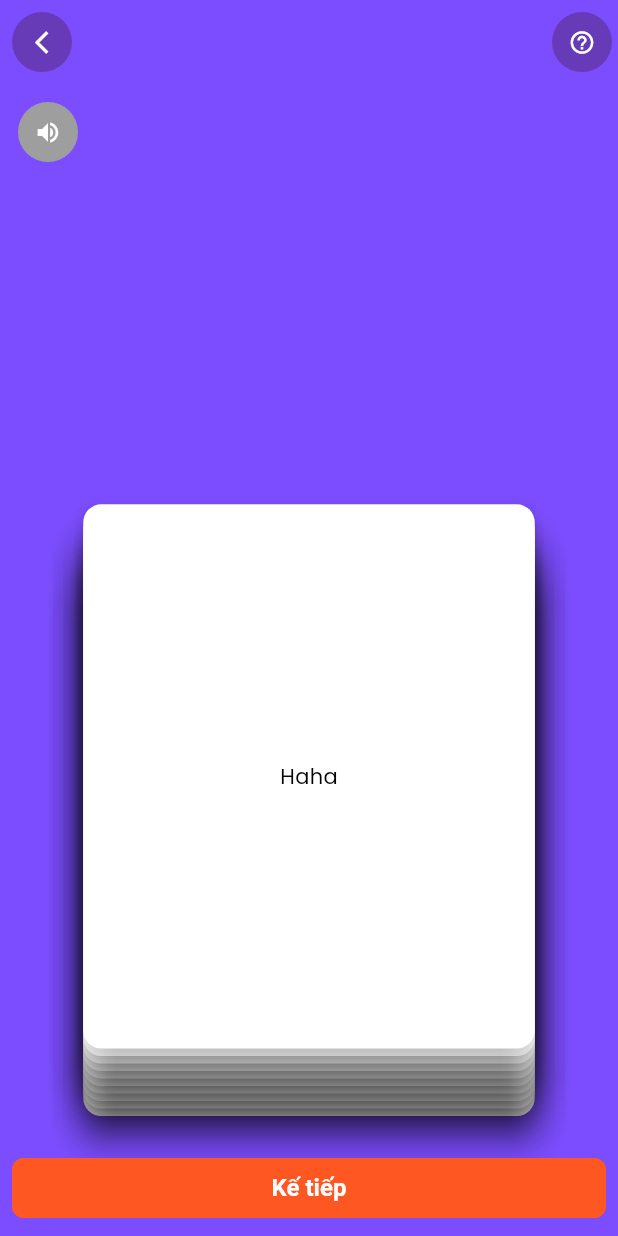
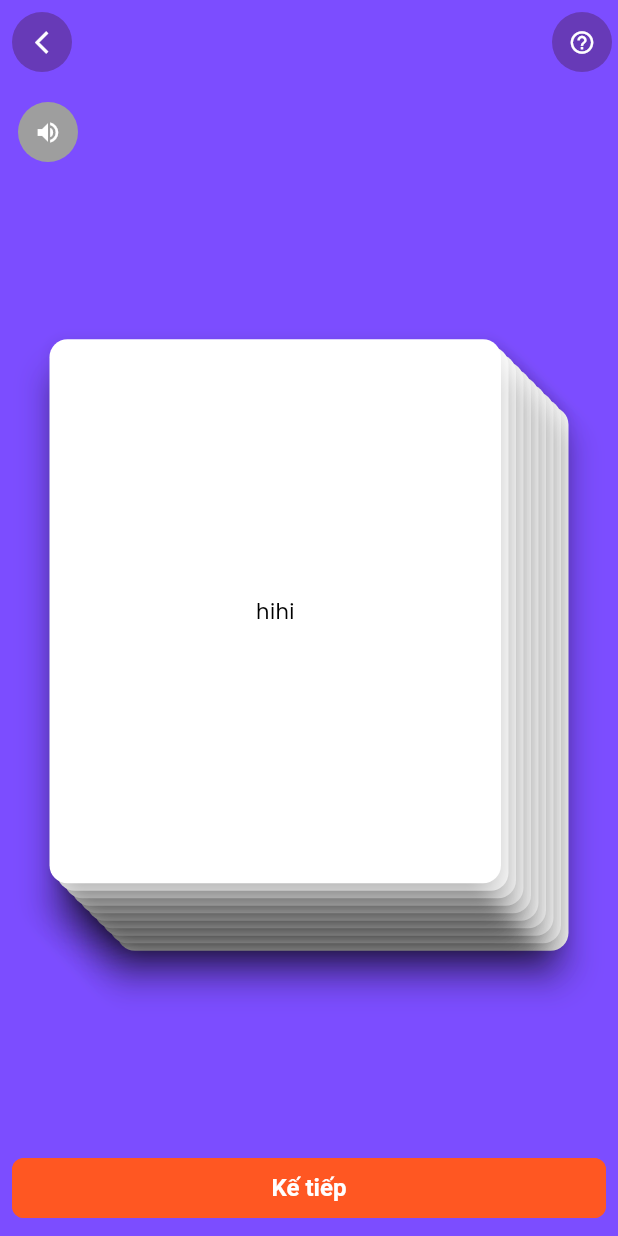
Before and after one commit to SuDiCodeDao/drinking_game, a Flutter app: the screen it shows after launch, after a tap on "CHƠI NGAY", on a phone screen of 412 x 824 dp. Run offline on Flutter 3.47's test engine with Material 3 defaults, Android fonts, the light colour scheme and no system bars; our stand-ins replace bloc, equatable, flutter_bloc, get_it, go_router, sqflite; accounts and stored records are empty.

Commit message:
design kho quaaa..

```diff
--- a/lib/features/game_play/ui/screens/game_play_screen.dart
+++ b/lib/features/game_play/ui/screens/game_play_screen.dart
@@ -20,10 +20,13 @@ class GamePlayScreen extends StatelessWidget {
           icon: const Icon(
             Icons.arrow_back_ios_outlined,
             size: 18,
-            )),
+          ),
+        ),
         actions: [
           IconButton(
-              onPressed: () {}, icon: const Icon(Icons.help_outline, size: 18))
+            onPressed: () {},
+            icon: const Icon(Icons.help_outline, size: 18),
+          ),
         ],
       ),
       body: SafeArea(
@@ -38,20 +41,36 @@ class GamePlayScreen extends StatelessWidget {
                 child: IconButton(
                   style: IconButton.styleFrom(backgroundColor: Colors.grey),
                   onPressed: () {},
-                      icon: const Icon(Icons.volume_up, size: 18))),
+                  icon: const Icon(Icons.volume_up, size: 18),
+                ),
+              ),
               Expanded(
+                child: Center(
                   child: Stack(
-                    alignment: Alignment.center,
                     children: List.generate(
-                        10,
+                      9,
                       (index) => Positioned(
-                            bottom: index * 5.0,
-                            child: const CardItem(
-                              name: 'Haha',
-                            )))),
+                          bottom: index * 5,
+                          left: (10 - index - 1) * 5,
+                          top: (10 - index - 1) * 5,
+                          right: index * 5,
+                          child: Card(
+                            child: Container(),
+                          )),
+                    )..add(
+                        const Padding(
+                          padding: EdgeInsets.only(bottom: 9 * 5, right: 9 * 5),
+                          child: CardItem(name: 'hihi'),
+                        ),
+                      ),
+                  ),
+                ),
               ),
               const SizedBox(height: 20.0),
-              ElevatedButton(onPressed: () {}, child: const Text('Kế tiếp'))
+              ElevatedButton(
+                onPressed: () {},
+                child: const Text('Kế tiếp'),
+              ),
             ],
           ),
         ),
--- a/pubspec.yaml
+++ b/pubspec.yaml
@@ -42,6 +42,7 @@ dependencies:
   go_router: ^13.1.0
   path: ^1.8.3
   carousel_slider: ^4.2.1
+  stacked_card_carousel: ^0.0.4
 
 dev_dependencies:
   flutter_test:
```
Also changed, not shown: pubspec.lock. Lines whose indentation alone changed are shown as unchanged.
